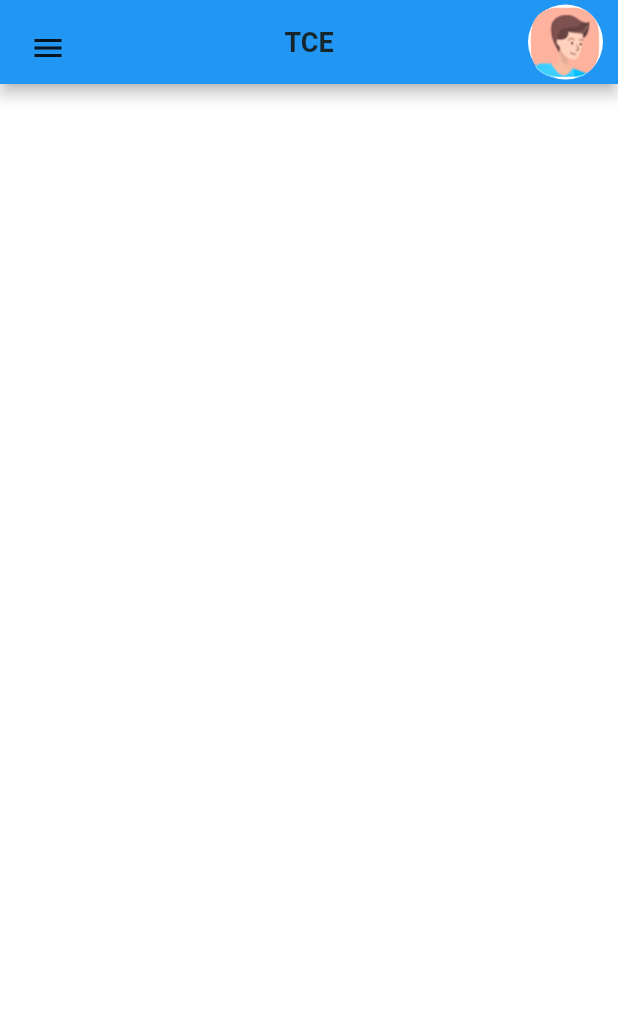
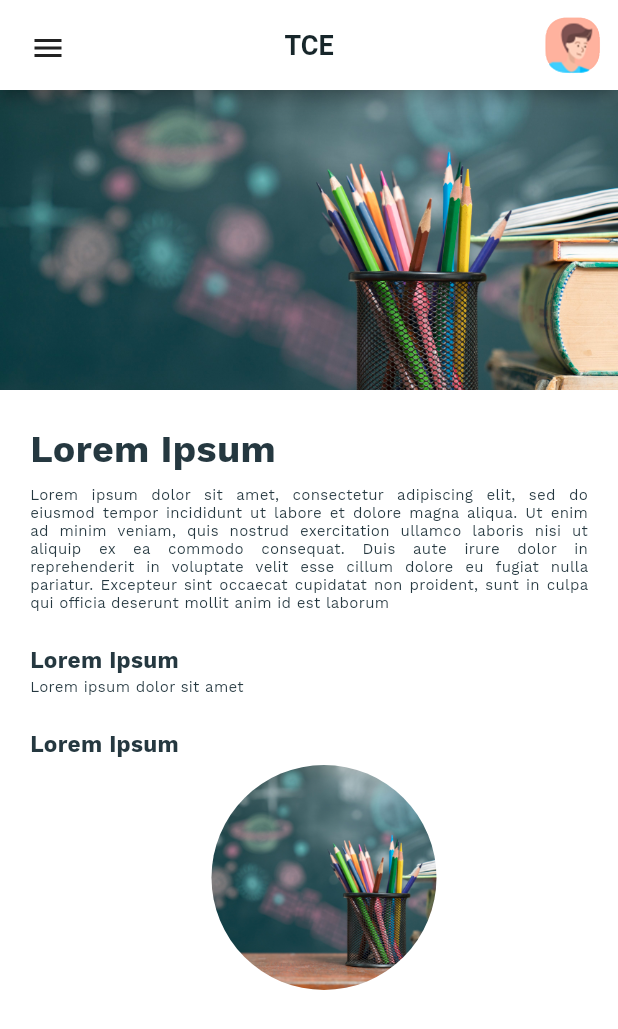
Before and after one commit to keerthi-kamath/Tech_Edu, a Flutter app: the screen it shows after launch, on a phone screen of 412 x 824 dp. Shown: the top 1029 px of the screen. Run offline on Flutter 3.47's test engine with Material 2 defaults, Android fonts, the phone set to English and light mode, and no system bars; our stand-ins replace circular_profile_avatar.

Commit message:
Updated home screen

```diff
--- a/lib/home_screen.dart
+++ b/lib/home_screen.dart
@@ -4,6 +4,7 @@ import 'category_list_view.dart';
 import 'course_info_screen.dart';
 import 'design_course_app_theme.dart';
 import 'model/homelist.dart';
+import 'package:circular_profile_avatar/circular_profile_avatar.dart';
 
 class MyHomePage extends StatefulWidget {
   const MyHomePage({Key key}) : super(key: key);
@@ -41,6 +42,8 @@ class _MyHomePageState extends State<MyHomePage> with TickerProviderStateMixin {
       backgroundColor: AppTheme.white,
       appBar: AppBar(
         automaticallyImplyLeading: false,
+        backgroundColor: Colors.white,
+        toolbarHeight: 60,
         title: Text(
           'TCE',
           style: TextStyle(
@@ -50,227 +53,281 @@ class _MyHomePageState extends State<MyHomePage> with TickerProviderStateMixin {
             color: DesignCourseAppTheme.darkerText,
           ),
         ),
-
         actions: <Widget>[
           Padding(
             padding: EdgeInsets.only(right: 10.0),
             child: Container(
-              width: 50,
-              height: 50,
+              width: 40,
+              height: 40,
               decoration: BoxDecoration(
-                shape: BoxShape.circle,
-                color: Colors.white, //remove this when you add image.
+
+                color: Colors.transparent, //remove this when you add image.
               ),
               child: Image.asset('assets/design_course/userImage.png'),
             ),
           ),
         ],
       ),
-      // body: SingleChildScrollView(
-      //   // child: Column(
-      //   //   children: [
-      //   //     // Container(
-      //   //     //   decoration: BoxDecoration(
-      //   //     //     borderRadius: BorderRadius.only(
-      //   //     //       bottomLeft: Radius.circular(30.0),
-      //   //     //       bottomRight: Radius.circular(30.0),
-      //   //     //     ),
-      //   //     //     color: Color(0xff0259CB),
-      //   //     //   ),
-      //   //     //   height: 370,
-      //   //     //   child: ListView(
-      //   //     //     children: <Widget>[
-      //   //     //       Container(
-      //   //     //         child: FutureBuilder<bool>(
-      //   //     //           future: getData(),
-      //   //     //           builder:
-      //   //     //               (BuildContext context, AsyncSnapshot<bool> snapshot) {
-      //   //     //             if (!snapshot.hasData) {
-      //   //     //               return const SizedBox();
-      //   //     //             } else {
-      //   //     //               return Padding(
-      //   //     //                 padding: EdgeInsets.only(
-      //   //     //                     top: MediaQuery.of(context).padding.top),
-      //   //     //                 child: Column(
-      //   //     //                   mainAxisAlignment: MainAxisAlignment.center,
-      //   //     //                   crossAxisAlignment: CrossAxisAlignment.start,
-      //   //     //                   children: <Widget>[
-      //   //     //                     appBar(),
-      //   //     //                     Expanded(
-      //   //     //                       child: FutureBuilder<bool>(
-      //   //     //                         future: getData(),
-      //   //     //                         builder: (BuildContext context,
-      //   //     //                             AsyncSnapshot<bool> snapshot) {
-      //   //     //                           if (!snapshot.hasData) {
-      //   //     //                             return const SizedBox();
-      //   //     //                           } else {
-      //   //     //                             return GridView(
-      //   //     //                               padding: const EdgeInsets.only(
-      //   //     //                                   top: 0, left: 12, right: 12),
-      //   //     //                               physics:
-      //   //     //                                   const BouncingScrollPhysics(),
-      //   //     //                               scrollDirection: Axis.vertical,
-      //   //     //                               children: List<Widget>.generate(
-      //   //     //                                 homeList.length,
-      //   //     //                                 (int index) {
-      //   //     //                                   final int count = homeList.length;
-      //   //     //                                   final Animation<double>
-      //   //     //                                       animation = Tween<double>(
-      //   //     //                                               begin: 0.0, end: 1.0)
-      //   //     //                                           .animate(
-      //   //     //                                     CurvedAnimation(
-      //   //     //                                       parent: animationController,
-      //   //     //                                       curve: Interval(
-      //   //     //                                           (1 / count) * index, 1.0,
-      //   //     //                                           curve:
-      //   //     //                                               Curves.fastOutSlowIn),
-      //   //     //                                     ),
-      //   //     //                                   );
-      //   //     //                                   animationController.forward();
-      //   //     //                                   return HomeListView(
-      //   //     //                                     animation: animation,
-      //   //     //                                     animationController:
-      //   //     //                                         animationController,
-      //   //     //                                     listData: homeList[index],
-      //   //     //                                     callBack: () {
-      //   //     //                                       Navigator.push<dynamic>(
-      //   //     //                                         context,
-      //   //     //                                         MaterialPageRoute<dynamic>(
-      //   //     //                                           builder: (BuildContext
-      //   //     //                                                   context) =>
-      //   //     //                                               homeList[index]
-      //   //     //                                                   .navigateScreen,
-      //   //     //                                         ),
-      //   //     //                                       );
-      //   //     //                                     },
-      //   //     //                                   );
-      //   //     //                                 },
-      //   //     //                               ),
-      //   //     //                               gridDelegate:
-      //   //     //                                   SliverGridDelegateWithFixedCrossAxisCount(
-      //   //     //                                 crossAxisCount: multiple ? 1 : 1,
-      //   //     //                               ),
-      //   //     //                             );
-      //   //     //                           }
-      //   //     //                         },
-      //   //     //                       ),
-      //   //     //                     ),
-      //   //     //                   ],
-      //   //     //                 ),
-      //   //     //               );
-      //   //     //             }
-      //   //     //           },
-      //   //     //         ),
-      //   //     //       ),
-      //   //     //     ],
-      //   //     //   ),
-      //   //     // ),
-      //   //   ],
-      //   // ),
-      // ),
+      body: ListView(
+        children: <Widget>[
+          // Container(
+          //   child: FutureBuilder<bool>(
+          //     future: getData(),
+          //     builder: (BuildContext context, AsyncSnapshot<bool> snapshot) {
+          //       if (!snapshot.hasData) {
+          //         return const SizedBox();
+          //       } else {
+          //         return Padding(
+          //           padding: EdgeInsets.only(
+          //               top: MediaQuery.of(context).padding.top),
+          //           child: Column(
+          //             mainAxisAlignment: MainAxisAlignment.center,
+          //             crossAxisAlignment: CrossAxisAlignment.start,
+          //             children: <Widget>[
+          //               Expanded(
+          //                 child: FutureBuilder<bool>(
+          //                   future: getData(),
+          //                   builder: (BuildContext context,
+          //                       AsyncSnapshot<bool> snapshot) {
+          //                     if (!snapshot.hasData) {
+          //                       return const SizedBox();
+          //                     } else {
+          //                       return GridView(
+          //                         padding: const EdgeInsets.only(
+          //                             top: 0, left: 12, right: 12),
+          //                         physics: const BouncingScrollPhysics(),
+          //                         scrollDirection: Axis.vertical,
+          //                         children: List<Widget>.generate(
+          //                           homeList.length,
+          //                           (int index) {
+          //                             final int count = homeList.length;
+          //                             final Animation<double> animation =
+          //                                 Tween<double>(begin: 0.0, end: 1.0)
+          //                                     .animate(
+          //                               CurvedAnimation(
+          //                                 parent: animationController,
+          //                                 curve: Interval(
+          //                                     (1 / count) * index, 1.0,
+          //                                     curve: Curves.fastOutSlowIn),
+          //                               ),
+          //                             );
+          //                             animationController.forward();
+          //                             return HomeListView(
+          //                               animation: animation,
+          //                               animationController:
+          //                                   animationController,
+          //                               listData: homeList[index],
+          //                               callBack: () {
+          //                                 Navigator.push<dynamic>(
+          //                                   context,
+          //                                   MaterialPageRoute<dynamic>(
+          //                                     builder: (BuildContext context) =>
+          //                                         homeList[index]
+          //                                             .navigateScreen,
+          //                                   ),
+          //                                 );
+          //                               },
+          //                             );
+          //                           },
+          //                         ),
+          //                         gridDelegate:
+          //                             SliverGridDelegateWithFixedCrossAxisCount(
+          //                           crossAxisCount: multiple ? 1 : 1,
+          //                         ),
+          //                       );
+          //                     }
+          //                   },
+          //                 ),
+          //               ),
+          //             ],
+          //           ),
+          //         );
+          //       }
+          //     },
+          //   ),
+          // ),
+          // SizedBox(
+          //   height: 20,
+          // ),
+          Container(
+            width: 350,
+            height: 200,
+            decoration: BoxDecoration(
+              image: DecorationImage(
+                image: AssetImage("assets/images/edu.jpg"),
+                fit: BoxFit.fitWidth,
+              ),
+            ),
+          ),
+          SizedBox(
+            height: 15,
+          ),
+          Padding(
+            padding: const EdgeInsets.only(
+              top: 10,
+              left: 20,
+            ),
+            child: Container(
+              child: Text(
+                'Lorem Ipsum',
+                style: TextStyle(
+                  fontWeight: FontWeight.bold,
+                  fontSize: 25,
+                ),
+              ),
+            ),
+          ),
+          Padding(
+            padding: const EdgeInsets.only(
+              top: 10,
+              left: 20,
+              right: 20,
+            ),
+            child: Container(
+              child: Text(
+                'Lorem ipsum dolor sit amet, consectetur adipiscing elit, sed do eiusmod tempor incididunt ut labore et dolore magna aliqua. Ut enim ad minim veniam, quis nostrud exercitation ullamco laboris nisi ut aliquip ex ea commodo consequat. Duis aute irure dolor in reprehenderit in voluptate velit esse cillum dolore eu fugiat nulla pariatur. Excepteur sint occaecat cupidatat non proident, sunt in culpa qui officia deserunt mollit anim id est laborum',
+                textAlign: TextAlign.justify,
+                style: TextStyle(
+                  fontSize: 10,
+                ),
+              ),
+            ),
+          ),
+      Padding(
+        padding: const EdgeInsets.only(
+          top: 23,
+          left: 20,
+        ),
+        child: Container(
+          child: Text(
+            'Lorem Ipsum',
+            style: TextStyle(
+              fontWeight: FontWeight.bold,
+              fontSize: 15,
+            ),
+          ),
+        ),
+      ),
+          Padding(
+            padding: const EdgeInsets.only(
+              top: 3,
+              left: 20,
+              right: 20,
+            ),
+            child: Container(
+              child: Text(
+                'Lorem ipsum dolor sit amet',
+                textAlign: TextAlign.justify,
+                style: TextStyle(
+                  fontSize: 10,
+                ),
+              ),
+            ),
+          ),
+          Padding(
+            padding: const EdgeInsets.only(
+              top: 23,
+              left: 20,
+            ),
+            child: Container(
+              child: Text(
+                'Lorem Ipsum',
+                style: TextStyle(
+                  fontWeight: FontWeight.bold,
+                  fontSize: 15,
+                ),
+              ),
+            ),
+          ),
+          Padding(
+            padding: const EdgeInsets.only(
+              top: 5,
+              left: 20,
+            ),
+            child: Container(
+              width: 150,
+              height: 150,
+              decoration:BoxDecoration(
+                image:DecorationImage(
+                  image: AssetImage(
+                    'assets/images/edu.jpg',
+                  ),
+                  fit: BoxFit.contain,
+
+                ),
+                shape: BoxShape.circle,
+
+              ),
+
+
+              ),
+            ),
+
+
+
+        ],
+      ),
+    );
+  }
+}
+
+@override
+class HomeListView extends StatelessWidget {
+  const HomeListView(
+      {Key key,
+      this.listData,
+      this.callBack,
+      this.animationController,
+      this.animation})
+      : super(key: key);
+
+  final HomeList listData;
+  final VoidCallback callBack;
+  final AnimationController animationController;
+  final Animation<dynamic> animation;
+
+  void moveTo(context) {
+    Navigator.push<dynamic>(
+      context,
+      MaterialPageRoute<dynamic>(
+        builder: (BuildContext context) => CourseInfoScreen(),
+      ),
     );
   }
 
-  // Widget appBar() {
-  //   return Container(
-  //     child: SizedBox(
-  //       height: AppBar().preferredSize.height,
-  //       child: Row(
-  //         mainAxisAlignment: MainAxisAlignment.center,
-  //         children: <Widget>[
-  //           Padding(
-  //             padding: const EdgeInsets.only(top: 8, left: 8),
-  //             child: Container(
-  //               width: AppBar().preferredSize.height - 8,
-  //               height: AppBar().preferredSize.height - 8,
-  //             ),
-  //           ),
-  //           Expanded(
-  //             child: Center(
-  //               child: Padding(
-  //                 padding: const EdgeInsets.only(top: 4),
-  //                 child: Text(
-  //                   'TCE',
-  //                   style: TextStyle(
-  //                     fontSize: 22,
-  //                     color: AppTheme.darkText,
-  //                     fontWeight: FontWeight.w700,
-  //                   ),
-  //                 ),
-  //               ),
-  //             ),
-  //           ),
-  //           Padding(
-  //             padding: const EdgeInsets.all(13.0),
-  //             child: Container(
-  //               width: 28,
-  //               height: 28,
-  //               child: Image.asset('assets/design_course/userImage.png'),
-  //             ),
-  //           ),
-  //         ],
-  //       ),
-  //     ),
-  //   );
-  // }
+  @override
+  Widget build(BuildContext context) {
+    return Column(
+      mainAxisAlignment: MainAxisAlignment.center,
+      crossAxisAlignment: CrossAxisAlignment.start,
+      children: <Widget>[
+        Padding(
+          padding: const EdgeInsets.only(top: 8.0, left: 10, right: 10),
+          child: Text(
+            'Browse Projects',
+            textAlign: TextAlign.left,
+            style: TextStyle(
+              fontWeight: FontWeight.w600,
+              fontSize: 18,
+              letterSpacing: 0,
+              color: DesignCourseAppTheme.darkerText,
+            ),
+          ),
+        ),
+        // Container(
+        //   width:280,
+        //   height: 100,
+        //   child: Image.asset('assets/design_course/userImage.png'),
+        // ),
+        const SizedBox(
+          height: 16,
+        ),
+        CategoryListView(
+          callBack: () {
+            moveTo(context);
+          },
+        ),
+      ],
+    );
+  }
 }
-
-// @override
-// class HomeListView extends StatelessWidget {
-//   const HomeListView(
-//       {Key key,
-//       this.listData,
-//       this.callBack,
-//       this.animationController,
-//       this.animation})
-//       : super(key: key);
-//
-//   final HomeList listData;
-//   final VoidCallback callBack;
-//   final AnimationController animationController;
-//   final Animation<dynamic> animation;
-
-// void moveTo(context) {
-//   Navigator.push<dynamic>(
-//     context,
-//     MaterialPageRoute<dynamic>(
-//       builder: (BuildContext context) => CourseInfoScreen(),
-//     ),
-//   );
-// }
-
-// @override
-// Widget build(BuildContext context) {
-//   return Column(
-//     mainAxisAlignment: MainAxisAlignment.center,
-//     crossAxisAlignment: CrossAxisAlignment.start,
-//     children: <Widget>[
-//       Padding(
-//         padding: const EdgeInsets.only(top: 8.0, left: 10, right: 10),
-//         child: Text(
-//           'Browse Projects',
-//           textAlign: TextAlign.left,
-//           style: TextStyle(
-//             fontWeight: FontWeight.w600,
-//             fontSize: 18,
-//             letterSpacing: 0,
-//             color: DesignCourseAppTheme.darkerText,
-//           ),
-//         ),
-//       ),
-//       // Container(
-//       //   width:280,
-//       //   height: 100,
-//       //   child: Image.asset('assets/design_course/userImage.png'),
-//       // ),
-//       const SizedBox(
-//         height: 16,
-//       ),
-//       CategoryListView(
-//         callBack: () {
-//           moveTo(context);
-//         },
-//       ),
-//     ],
-//   );
-// }
--- a/pubspec.yaml
+++ b/pubspec.yaml
@@ -31,6 +31,7 @@ dependencies:
   font_awesome_flutter: ^8.8.1
   smooth_star_rating: ^1.1.1
   intl: ^0.16.0
+  circular_profile_avatar: ^1.0.7
 
 dev_dependencies:
   flutter_test:
```
Also changed, not shown: lib/home_design_course.dart (+102 -102 lines), assets/images/edu.jpg (added), pubspec.lock.
